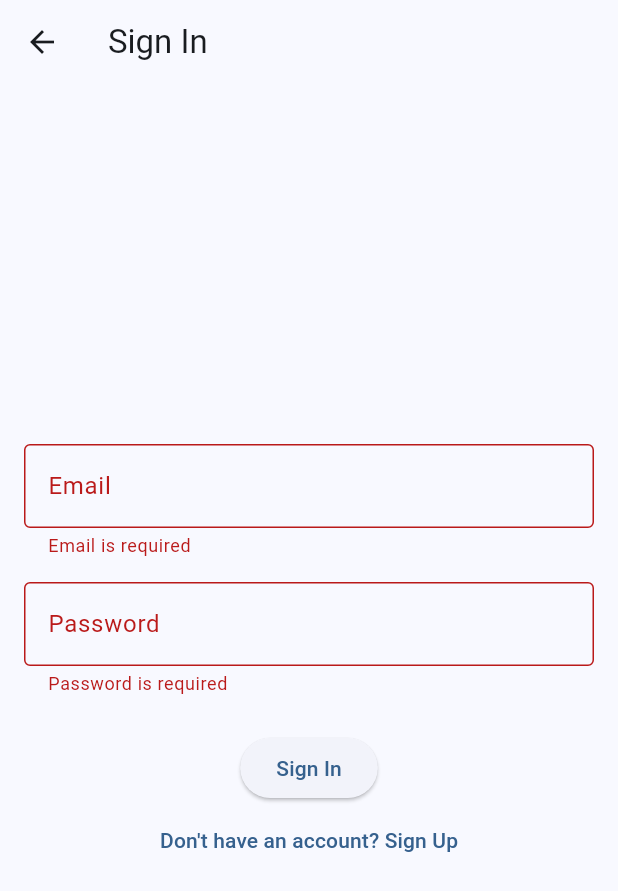
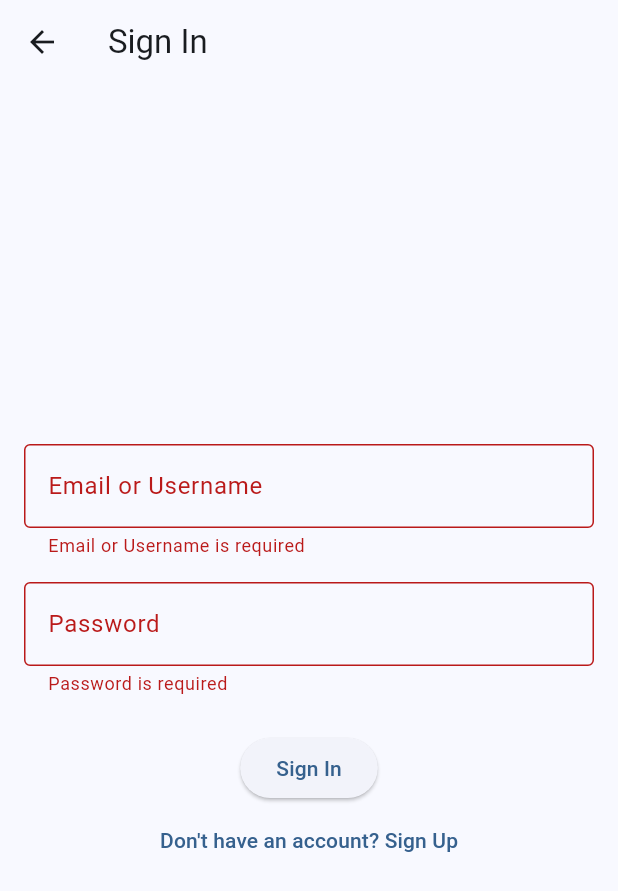
Before and after one commit to sbadal007/sahayog, a Flutter app: the SignInScreen screen opened directly, after a tap on "Sign In", on a phone screen of 412 x 824 dp. Shown: the top 891 px of the screen. Run offline on Flutter 3.47's test engine with Material 3 defaults, Android fonts, the phone set to English and light mode, and no system bars; our stand-ins replace cloud_firestore, firebase_auth, firebase_core, geolocator, url_strategy; accounts and stored records are empty.

Commit message:
Sign-in & sign-up
Intenerated with Firestore database to store new users.
validates a users when sign in via Firestore database.

```diff
--- a/lib/screens/sign_in_screen.dart
+++ b/lib/screens/sign_in_screen.dart
@@ -1,4 +1,6 @@
 import 'package:flutter/material.dart';
+import 'package:firebase_auth/firebase_auth.dart';
+import 'package:cloud_firestore/cloud_firestore.dart';
 import 'home_screen.dart';
 import 'sign_up_screen.dart';
 
@@ -11,8 +13,78 @@ class SignInScreen extends StatefulWidget {
 
 class _SignInScreenState extends State<SignInScreen> {
   final _formKey = GlobalKey<FormState>();
-  final _emailController = TextEditingController();
+  final _userIdentifierController = TextEditingController();
   final _passwordController = TextEditingController();
+  bool _isLoading = false;
+
+  bool _isEmail(String text) {
+    return text.contains('@');
+  }
+
+  Future<String?> _getEmailFromUsername(String username) async {
+    try {
+      final querySnapshot = await FirebaseFirestore.instance
+          .collection('users')
+          .where('username', isEqualTo: username)
+          .limit(1)
+          .get();
+
+      if (querySnapshot.docs.isNotEmpty) {
+        return querySnapshot.docs.first.get('email') as String?;
+      }
+      return null;
+    } catch (e) {
+      return null;
+    }
+  }
+
+  Future<void> _handleSignIn() async {
+    if (!(_formKey.currentState?.validate() ?? false)) return;
+
+    setState(() => _isLoading = true);
+
+    try {
+      final userIdentifier = _userIdentifierController.text.trim();
+      String email = userIdentifier;
+
+      // If the input is not an email, try to get the email from username
+      if (!_isEmail(userIdentifier)) {
+        final userEmail = await _getEmailFromUsername(userIdentifier);
+        if (userEmail == null) {
+          throw FirebaseAuthException(
+            code: 'user-not-found',
+            message: 'No user found with this username',
+          );
+        }
+        email = userEmail;
+      }
+
+      await FirebaseAuth.instance.signInWithEmailAndPassword(
+        email: email,
+        password: _passwordController.text,
+      );
+
+      if (mounted) {
+        ScaffoldMessenger.of(context).showSnackBar(
+          const SnackBar(content: Text('Signed in successfully!')),
+        );
+        Navigator.pushReplacement(
+          context,
+          MaterialPageRoute(builder: (context) => const HomeScreen()),
+        );
+      }
+    } on FirebaseAuthException catch (e) {
+      if (mounted) {
+        ScaffoldMessenger.of(context).showSnackBar(
+          SnackBar(content: Text(e.message ?? 'Sign in failed')),
+        );
+      }
+    } finally {
+      if (mounted) {
+        setState(() => _isLoading = false);
+      }
+    }
+  }
 
   @override
   Widget build(BuildContext context) {
@@ -26,13 +98,14 @@ class _SignInScreenState extends State<SignInScreen> {
             mainAxisAlignment: MainAxisAlignment.center,
             children: [
               TextFormField(
-                controller: _emailController,
+                controller: _userIdentifierController,
                 decoration: const InputDecoration(
-                  labelText: 'Email',
+                  labelText: 'Email or Username',
                   border: OutlineInputBorder(),
                 ),
-                validator: (value) =>
-                    value?.isEmpty ?? true ? 'Email is required' : null,
+                validator: (value) => value?.isEmpty ?? true
+                    ? 'Email or Username is required'
+                    : null,
               ),
               const SizedBox(height: 16),
               TextFormField(
@@ -47,15 +120,14 @@ class _SignInScreenState extends State<SignInScreen> {
               ),
               const SizedBox(height: 24),
               ElevatedButton(
-                onPressed: () {
-                  if (_formKey.currentState?.validate() ?? false) {
-                    Navigator.pushReplacement(
-                      context,
-                      MaterialPageRoute(builder: (context) => const HomeScreen()),
-                    );
-                  }
-                },
-                child: const Text('Sign In'),
+                onPressed: _isLoading ? null : _handleSignIn,
+                child: _isLoading
+                    ? const SizedBox(
+                        width: 20,
+                        height: 20,
+                        child: CircularProgressIndicator(strokeWidth: 2),
+                      )
+                    : const Text('Sign In'),
               ),
               TextButton(
                 onPressed: () {
@@ -75,7 +147,7 @@ class _SignInScreenState extends State<SignInScreen> {
 
   @override
   void dispose() {
-    _emailController.dispose();
+    _userIdentifierController.dispose();
     _passwordController.dispose();
     super.dispose();
   }
```
Also changed, not shown: lib/screens/sign_up_screen.dart (+59 -9 lines).
